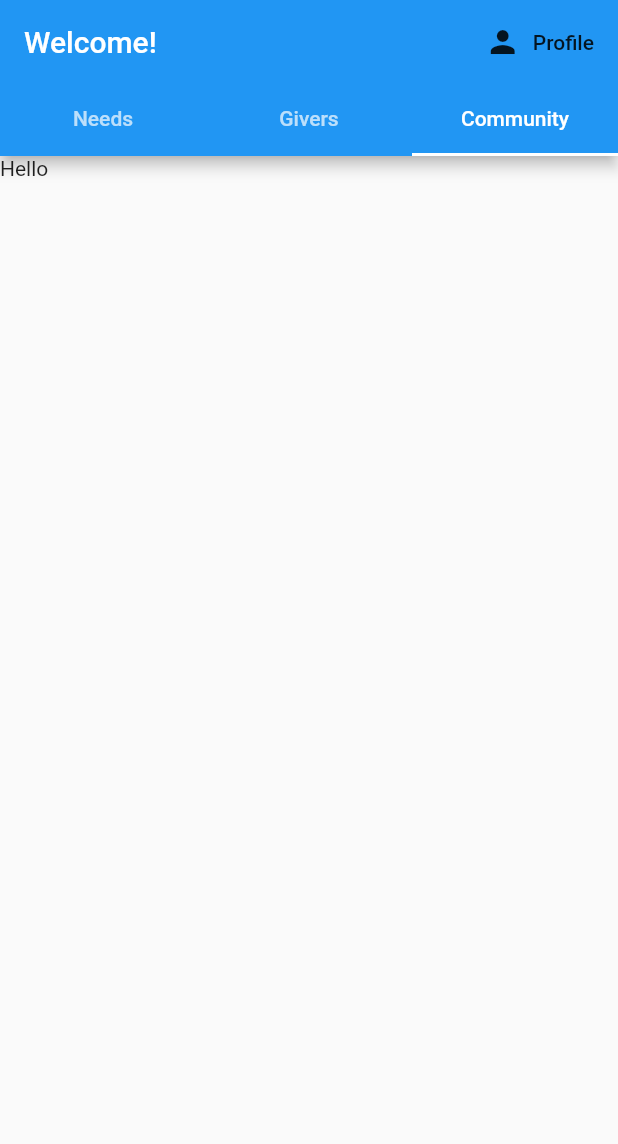
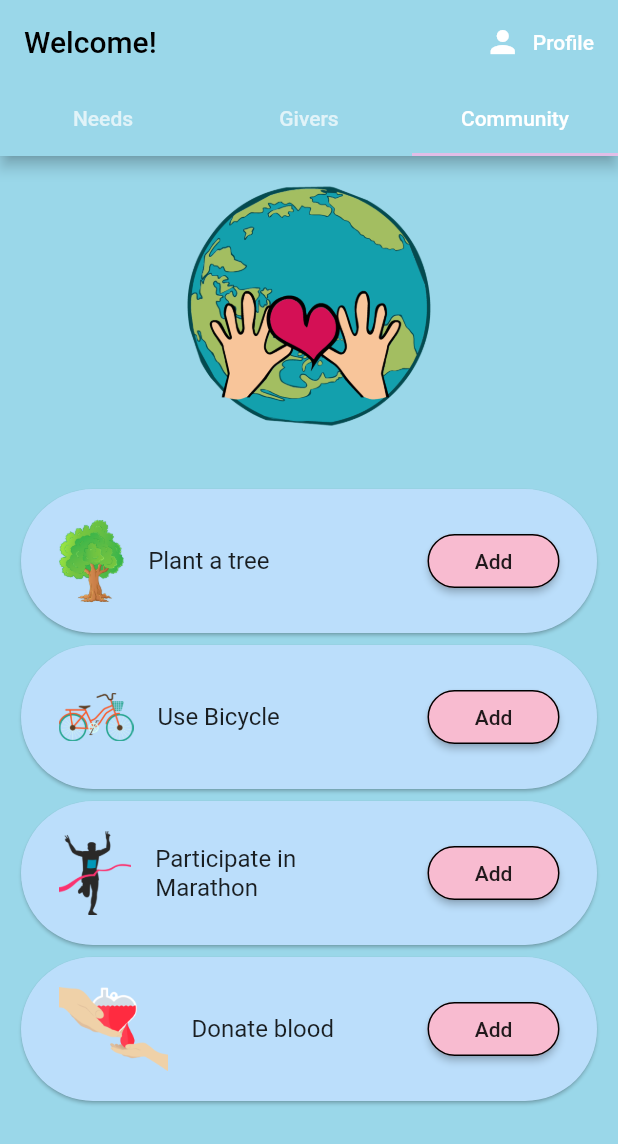
Before and after one commit to yuktagopalani/SheHacks_Team116, a Flutter app: the screen it shows once a user with an empty profile is signed in, tab 3 chosen, on a phone screen of 412 x 824 dp. Shown: the top 1144 px of the screen. Run offline on Flutter 3.47's test engine with Material 2 defaults, Android fonts, the phone set to English and light mode, and no system bars; our stand-ins replace cloud_firestore, firebase_auth, firebase_core, flutter_spinkit, geolocator; missing offline and left inert: add_2_calendar; accounts and stored records are empty.

Commit message:
UI Modified

```diff
--- /dev/null
+++ b/lib/screens/home/community.dart
@@ -0,0 +1,208 @@
+import 'package:flutter/material.dart';
+import 'package:add_2_calendar/add_2_calendar.dart';
+
+class Events extends StatefulWidget {
+  @override
+  EventsState createState() => new EventsState();
+}
+var ear = '\u1F30D';
+
+class EventsState extends State<Events> {
+  double screenHeight;
+  final GlobalKey<ScaffoldState> scaffoldState = GlobalKey();
+  var scaffoldKey = GlobalKey<ScaffoldState>();
+  @override
+  Widget build(BuildContext context) {
+    Event event = Event(
+      title: 'Plant a tree in every 2 months',
+      description: 'Plant a tree in every 2 months for the green India',
+//      location: 'Lucknow',
+      startDate: DateTime.now(),
+      endDate: DateTime.now().add(Duration(days: 1)),
+      allDay: false,
+    );
+    screenHeight = MediaQuery.of(context).size.height;
+    return Scaffold(
+      key: scaffoldKey,
+      backgroundColor: Color(0xff9ad7e9),
+      body: Container(
+        child: new SingleChildScrollView(
+          child: new ConstrainedBox(
+            constraints: new BoxConstraints(),
+            child: new Container(
+              child: new Center(
+                child: Column(
+                  children: <Widget>[
+//                    SizedBox(
+//                      height: 30,
+//                    ),
+                    Column(
+                      mainAxisAlignment: MainAxisAlignment.spaceAround,
+                      children: [
+                        Image(
+                          image: AssetImage('images/earth.png'),
+                          height: 200,
+                          width: 200,
+                        ),
+//                        SizedBox(
+//                          height: 5,
+//                        ),
+                        Padding(
+                          padding: EdgeInsets.fromLTRB(25, 0, 25, 0),
+                          child: Text(
+                            '',
+                          ),
+                        ),
+                        SizedBox(
+                          height: 2,
+                        ),
+                      ],
+                    ),
+                    Padding(
+                      padding: EdgeInsets.only(left: 10, right: 10),
+                      child: Column(
+                        children: <Widget>[
+                          Card(
+                            child: ListTile(
+                              leading:
+                              Image.asset("images/1056844.png"),
+                              title: Text('Plant a tree'),
+                              contentPadding: EdgeInsets.symmetric(
+                                  horizontal: 25, vertical: 20),
+//                              subtitle: Text(''),
+//                              isThreeLine: true,
+                              trailing: RaisedButton(
+                                child: Text('Add'),
+                                color: Colors.pink[100],
+                                shape: RoundedRectangleBorder(
+                                    borderRadius: BorderRadius.circular(18),
+                                    side: BorderSide(color: Colors.black)),
+                                onPressed: () {
+                                  Add2Calendar.addEvent2Cal(event)
+                                      .then((success) {
+                                    scaffoldState.currentState.showSnackBar(
+                                        SnackBar(
+                                            content: Text(success
+                                                ? 'Success'
+                                                : 'Error')));
+                                  });
+                                },
+                              ),
+                            ),
+                            color: Colors.blue[100],
+                            shape: RoundedRectangleBorder(
+                              borderRadius: BorderRadius.circular(55),
+                            ),
+                          ),
+                          Card(
+                            child: ListTile(
+                              leading: Container(
+//                                height: 10.0,
+                              width: 50.0,
+                                child: Image.asset("images/bicycle.png",
+                                ),
+                              ),
+                              title: Text('Use Bicycle'),
+                              contentPadding: EdgeInsets.symmetric(
+                                  horizontal: 25, vertical: 20),
+//                              subtitle: Text('Give Up cars and use bicycle for one in a month'),
+//                              isThreeLine: true,
+                              trailing: RaisedButton(
+                                child: Text('Add'),
+                                color: Colors.pink[100],
+                                shape: RoundedRectangleBorder(
+                                    borderRadius: BorderRadius.circular(18),
+                                    side: BorderSide(color: Colors.black)),
+                                onPressed: () {
+                                  Add2Calendar.addEvent2Cal(event)
+                                      .then((success) {
+                                    scaffoldState.currentState.showSnackBar(
+                                        SnackBar(
+                                            content: Text(success
+                                                ? 'Success'
+                                                : 'Error')));
+                                  });
+                                },
+                              ),
+                            ),
+                            color: Colors.blue[100],
+                            shape: RoundedRectangleBorder(
+                              borderRadius: BorderRadius.circular(55),
+                            ),
+                          ),
+                          Card(
+                            child: ListTile(
+                              leading: Image.asset("images/marathon.png"),
+                              title: Text('Participate in Marathon'),
+                              contentPadding: EdgeInsets.symmetric(
+                                  horizontal: 25, vertical: 20),
+
+                              trailing: RaisedButton(
+                                child: Text('Add'),
+                                color: Colors.pink[100],
+                                shape: RoundedRectangleBorder(
+                                    borderRadius: BorderRadius.circular(18),
+                                    side: BorderSide(color: Colors.black)),
+                                onPressed: () {
+                                  Add2Calendar.addEvent2Cal(event)
+                                      .then((success) {
+                                    scaffoldState.currentState.showSnackBar(
+                                        SnackBar(
+                                            content: Text(success
+                                                ? 'Success'
+                                                : 'Error')));
+                                  });
+                                },
+                              ),
+                            ),
+                            color: Colors.blue[100],
+                            shape: RoundedRectangleBorder(
+                              borderRadius: BorderRadius.circular(55),
+                            ),
+                          ),
+                          Card(
+                            child: ListTile(
+                              leading:
+                              Image.asset("images/blood.png"),
+                              title: Text('Donate blood'),
+                              contentPadding: EdgeInsets.symmetric(
+                                  horizontal: 25, vertical: 20),
+                              trailing: RaisedButton(
+                                child: Text('Add'),
+                                color: Colors.pink[100],
+                                shape: RoundedRectangleBorder(
+                                    borderRadius: BorderRadius.circular(18),
+                                    side: BorderSide(color: Colors.black)),
+                                onPressed: () {
+                                  Add2Calendar.addEvent2Cal(event)
+                                      .then((success) {
+                                    scaffoldState.currentState.showSnackBar(
+                                        SnackBar(
+                                            content: Text(success
+                                                ? 'Success'
+                                                : 'Error')));
+                                  });
+                                },
+                              ),
+                            ),
+                            color: Colors.blue[100],
+                            shape: RoundedRectangleBorder(
+                              borderRadius: BorderRadius.circular(55),
+                            ),
+                          ),
+                        ],
+                      ),
+                    ),
+                    SizedBox(
+                      height: 40,
+                    ),
+                  ],
+                ),
+              ),
+            ),
+          ),
+        ),
+      ),
+    );
+  }
+}
--- a/lib/screens/home/newhome.dart
+++ b/lib/screens/home/newhome.dart
@@ -3,7 +3,9 @@ import 'package:hobbyhub/screens/authenticate/tutor_register.dart';
 import 'package:hobbyhub/screens/home/givers.dart';
 import 'package:hobbyhub/screens/home/profile.dart';
 import 'package:hobbyhub/screens/home/showtutor.dart';
+import 'package:hobbyhub/screens/home/test.dart';
 import 'package:hobbyhub/services/auth.dart';
+import 'package:hobbyhub/screens/home/community.dart';
 class NewHome extends StatelessWidget {
   final AuthService _auth = AuthService();
   @override
@@ -12,7 +14,12 @@ class NewHome extends StatelessWidget {
       length: 3,
       child: Scaffold(
         appBar: AppBar(
-          title: Text("Welcome!"),
+          backgroundColor: Color(0xff9ad7e9),
+          title: Text("Welcome!",
+            style: TextStyle(
+              color: Colors.black,
+            ),
+          ),
           actions: <Widget>[
 //              FlatButton.icon(onPressed: ()async{
 //                  await _auth.signingOut();
@@ -24,22 +31,28 @@ class NewHome extends StatelessWidget {
                 MaterialPageRoute(builder: (context) => Profile()),
               );
 
-              }, icon: Icon(Icons.person), label: Text("Profile")),
+              }, icon: Icon(Icons.person,color: Colors.white,), label: Text("Profile",style: TextStyle(color: Colors.white),),),
           ],
           bottom: TabBar(
+//            labelColor: Colors.purple[100],
+          indicatorColor: Colors.purple[100],
             tabs: [
-              Tab(text: "Needs"),
+              Tab(text: "Needs",),
               Tab(text: "Givers"),
               Tab(text: "Community"),
             ],
           ),
         ),
-        body: TabBarView(
-          children: [
-            ShowTutor(category: 'need'),
-            givers(),
-            Text("Hello"),
-          ],
+        body: Container(
+//          color: Colors.purple[100],
+          child: TabBarView(
+
+            children: [
+              ShowTutor(category: 'need'),
+              givers(),
+              Events(),
+            ],
+          ),
         ),
       ),
     );
--- a/lib/screens/home/requestView.dart
+++ b/lib/screens/home/requestView.dart
@@ -33,8 +33,11 @@ class RequestView extends StatelessWidget {
     return Scaffold(
       appBar: AppBar(
         title: Text("Help ${need.name}"),
+        backgroundColor: Color(0xff9ad7e9),
       ),
-      body: Container(child: Column(
+      body: Container(
+        color:  Color(0xff9ad7e9),
+        child: Column(
         children: <Widget>[
           Padding(
             padding: const EdgeInsets.all(8.0),
--- a/pubspec.yaml
+++ b/pubspec.yaml
@@ -36,6 +36,10 @@ dependencies:
   flutter_spinkit: "^4.1.2"
   geolocator: ^6.2.1
   url_launcher: ^5.0.0
+  add_2_calendar: ^1.4.0
+#  image_picker: ^0.7.2+1
+#  firebase_storage: ^6.0.0
+#  permission_handler: ^6.1.0
 
 dev_dependencies:
   flutter_test:
```
Also changed, not shown: lib/screens/authenticate/tutor_register.dart (+8 -3 lines), lib/screens/home/itemview.dart (+31 -16 lines), lib/screens/home/need_card.dart (+49 -10 lines), lib/screens/home/need_list.dart (+9 -5 lines), lib/screens/home/test.dart (added, +78 -0 lines), images/1056844.png (added), images/bicycle.png (added), images/blood.png (added), images/earth.png (added), images/heartsymbol.png (added), images/marathon.png (added), images/tree.jpg (added), pubspec.lock.
